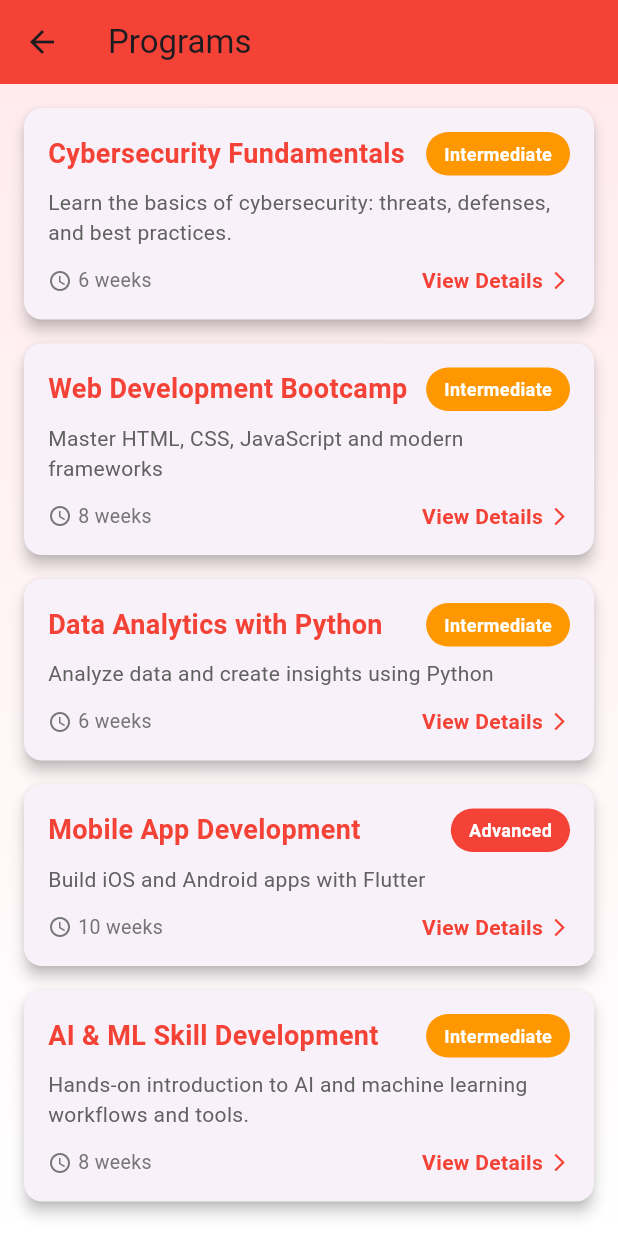
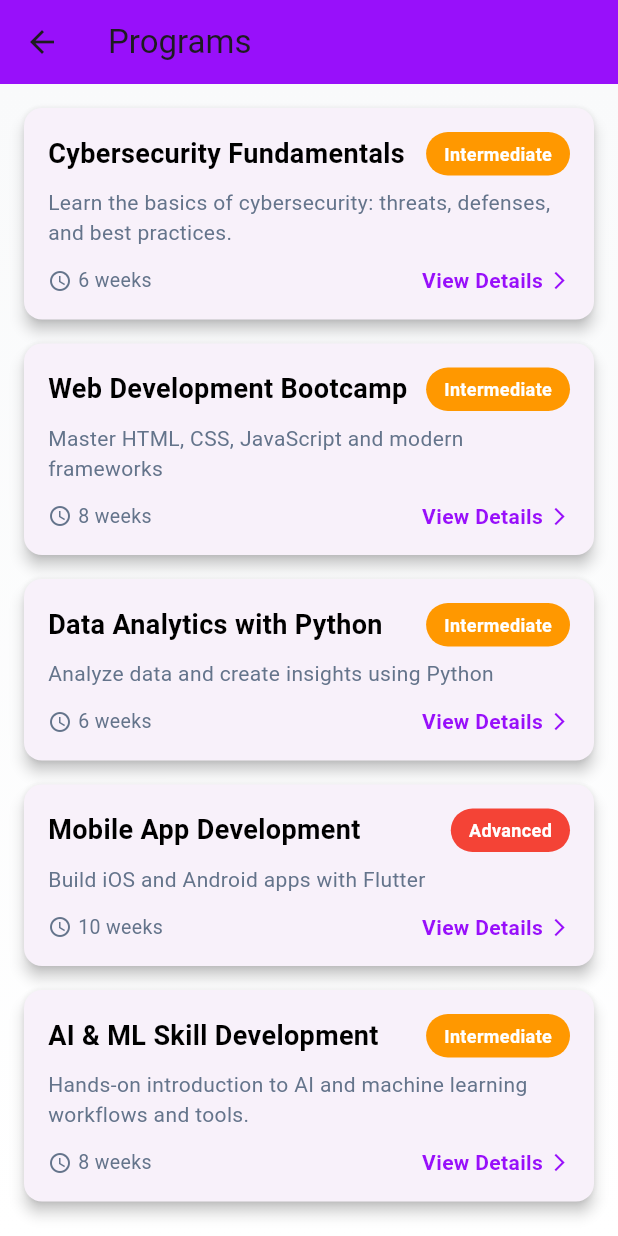
Before and after one commit to Mutindadev/StuddySquare, a Flutter app: the ProgramListingsPage screen opened directly, on a phone screen of 412 x 824 dp. Run offline on Flutter 3.47's test engine with Material 3 defaults, Android fonts, the light colour scheme and no system bars; our stand-ins replace shared_preferences; accounts and stored records are empty.

Commit message:
Define official colors and update UI elements
Added official colors from Figma design for consistency across the app. Updated UI elements to use these new color constants.

```diff
--- a/lib/program_listings_page.dart
+++ b/lib/program_listings_page.dart
@@ -1,5 +1,13 @@
 import 'package:flutter/material.dart';
 import 'program_detail_page.dart';
+
+// StudySquare official colors from Figma design
+const Color primaryBlue = Color(0xFF2B7FFF); // #2B7FFF
+const Color primaryPurple = Color(0xFF9810FA); // #9810FA
+const Color backgroundLight = Color(0xFFF9FAFB);
+const Color cardWhite = Color(0xFFFFFFFF);
+const Color textDark = Color(0xFF1A1A1A);
+const Color textGray = Color(0xFF64748B);
 
 class ProgramListingsPage extends StatelessWidget {
   const ProgramListingsPage({Key? key}) : super(key: key);
@@ -254,11 +262,11 @@ class ProgramListingsPage extends StatelessWidget {
   Color _getLevelColor(String level) {
     switch (level.toLowerCase()) {
       case 'beginner':
-        return Colors.green;
+        return Colors.green; // Green for easy
       case 'intermediate':
-        return Colors.orange;
+        return Colors.orange; // Orange for medium
       case 'advanced':
-        return Colors.red;
+        return Colors.red; // RED for hard ✅ STAYS RED
       default:
         return Colors.grey;
     }
@@ -269,7 +277,7 @@ class ProgramListingsPage extends StatelessWidget {
     return Scaffold(
       appBar: AppBar(
         title: const Text('Programs'),
-        backgroundColor: Colors.red,
+        backgroundColor: primaryPurple, // Purple AppBar
         elevation: 0,
       ),
       body: Container(
@@ -278,8 +286,8 @@ class ProgramListingsPage extends StatelessWidget {
             begin: Alignment.topCenter,
             end: Alignment.bottomCenter,
             colors: [
-              Colors.red.shade50,
-              Colors.white,
+              backgroundLight, // Light gray background
+              cardWhite,
             ],
           ),
         ),
@@ -318,7 +326,7 @@ class ProgramListingsPage extends StatelessWidget {
                               style: const TextStyle(
                                 fontSize: 18,
                                 fontWeight: FontWeight.bold,
-                                color: Colors.red,
+                                color: Colors.black, // Purple title
                               ),
                             ),
                           ),
@@ -347,7 +355,7 @@ class ProgramListingsPage extends StatelessWidget {
                         program['description'] ?? '',
                         style: TextStyle(
                           fontSize: 14,
-                          color: Colors.grey[700],
+                          color: textGray, // Gray description text
                         ),
                         maxLines: 2,
                         overflow: TextOverflow.ellipsis,
@@ -355,21 +363,20 @@ class ProgramListingsPage extends StatelessWidget {
                       const SizedBox(height: 12),
                       Row(
                         children: [
-                          Icon(Icons.access_time,
-                              size: 16, color: Colors.grey[600]),
+                          Icon(Icons.access_time, size: 16, color: textGray),
                           const SizedBox(width: 4),
                           Text(
                             program['duration'] ?? '',
                             style: TextStyle(
                               fontSize: 13,
-                              color: Colors.grey[600],
+                              color: textGray,
                             ),
                           ),
                           const Spacer(),
                           const Text(
                             'View Details',
                             style: TextStyle(
-                              color: Colors.red,
+                              color: primaryPurple, // Purple text
                               fontWeight: FontWeight.w600,
                             ),
                           ),
@@ -377,7 +384,7 @@ class ProgramListingsPage extends StatelessWidget {
                           const Icon(
                             Icons.arrow_forward_ios,
                             size: 14,
-                            color: Colors.red,
+                            color: primaryPurple, // Purple arrow
                           ),
                         ],
                       ),
```
